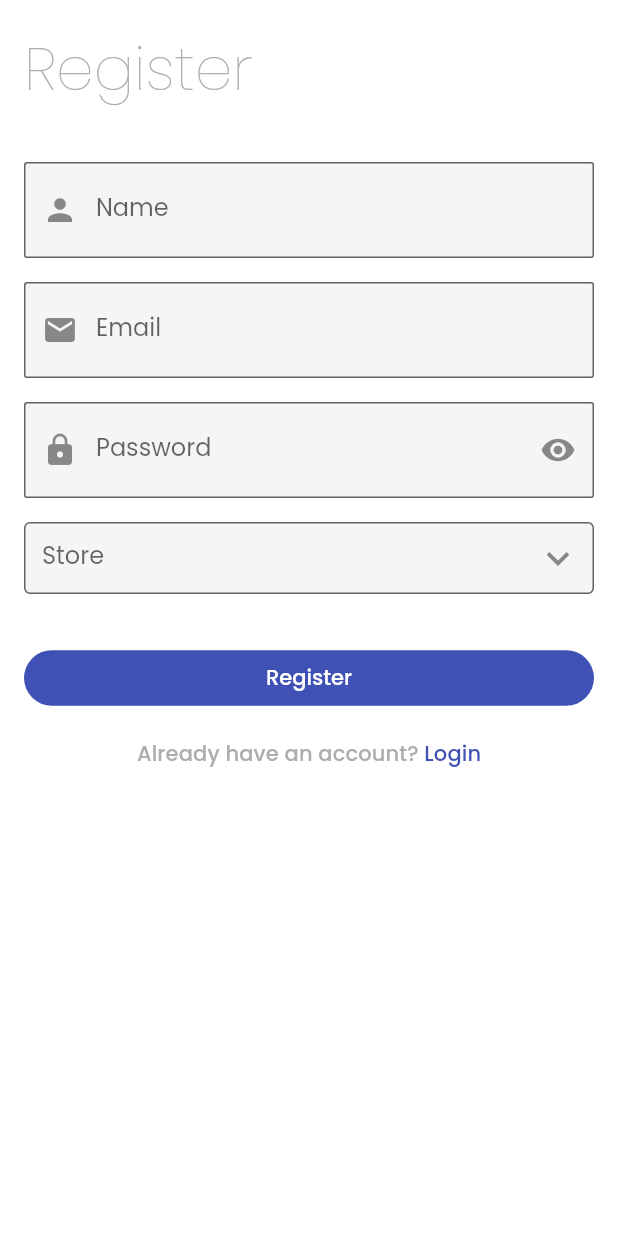
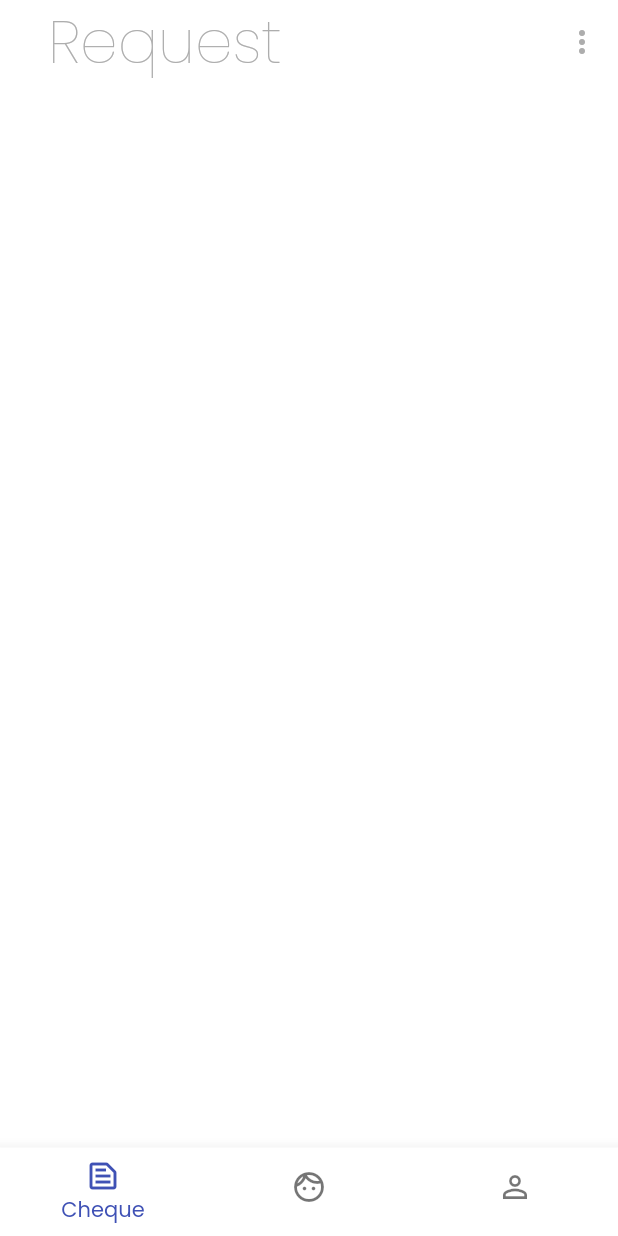
Before and after one commit to IamAKX/fastcheque, a Flutter app: the Register screen opened by its route, after a tap on "Register", on a phone screen of 412 x 824 dp. Run offline on Flutter 3.47's test engine with Material 2 defaults, Android fonts, the phone set to English and light mode, and no system bars; drawn by our look-alikes of dropdown_search; our stand-ins replace google_fonts.

Commit message:
Configured container for manager

```diff
--- a/lib/screens/common/register/register_screen.dart
+++ b/lib/screens/common/register/register_screen.dart
@@ -1,5 +1,6 @@
 import 'package:dropdown_search/dropdown_search.dart';
 import 'package:fastcheque/screens/common/login/login_screen.dart';
+import 'package:fastcheque/screens/manager/manager_home_container/manager_home_container.dart';
 import 'package:fastcheque/utils/color.dart';
 import 'package:fastcheque/utils/constants.dart';
 import 'package:fastcheque/widgets/custom_textfield.dart';
@@ -77,7 +78,10 @@ class _RegisterState extends State<Register> {
                           .button
                           ?.copyWith(color: Colors.white),
                     ),
-                    onPressed: () => null,
+                    onPressed: () => Navigator.of(context)
+                        .pushNamedAndRemoveUntil(
+                            ManagerHomeContainer.MANAGER_HOME_CONTAINER_ROUTE,
+                            (route) => false),
                   ),
                   SizedBox(
                     height: defaultPadding,
--- /dev/null
+++ b/lib/screens/manager/cheque _request/cheque_request.dart
@@ -0,0 +1,15 @@
+import 'package:flutter/material.dart';
+
+class ChequeRequest extends StatefulWidget {
+  const ChequeRequest({Key? key}) : super(key: key);
+
+  @override
+  _ChequeRequestState createState() => _ChequeRequestState();
+}
+
+class _ChequeRequestState extends State<ChequeRequest> {
+  @override
+  Widget build(BuildContext context) {
+    return Container();
+  }
+}
--- a/lib/screens/manager/manager_home_container/manager_home_container.dart
+++ b/lib/screens/manager/manager_home_container/manager_home_container.dart
@@ -1,6 +1,13 @@
+import 'package:fastcheque/screens/manager/cheque%20_request/cheque_request.dart';
+import 'package:fastcheque/screens/manager/manager_profile/manager_profile.dart';
+import 'package:fastcheque/screens/manager/staff_management/staff_management.dart';
+import 'package:fastcheque/utils/color.dart';
+import 'package:fastcheque/widgets/heading.dart';
 import 'package:flutter/material.dart';
 
 class ManagerHomeContainer extends StatefulWidget {
+  static const String MANAGER_HOME_CONTAINER_ROUTE = '/manager/home';
+
   const ManagerHomeContainer({Key? key}) : super(key: key);
 
   @override
@@ -8,8 +15,78 @@ class ManagerHomeContainer extends StatefulWidget {
 }
 
 class _ManagerHomeContainerState extends State<ManagerHomeContainer> {
+  List<BottomNavigationBarItem> bottomNavigation = [
+    BottomNavigationBarItem(
+        icon: Icon(Icons.text_snippet_outlined), label: 'Cheque'),
+    BottomNavigationBarItem(icon: Icon(Icons.face_outlined), label: 'Staff'),
+    BottomNavigationBarItem(icon: Icon(Icons.person_outline), label: 'Profile'),
+  ];
+  int _currentTabIndex = 0;
+
+  List<String> title = [
+    'Request',
+    'Staff',
+    'Profile',
+  ];
+
+  List<Widget> bodyWidgetList = [
+    ChequeRequest(),
+    StaffManagement(),
+    ManagerProfile(),
+  ];
+
   @override
   Widget build(BuildContext context) {
-    return Container();
+    return Scaffold(
+      appBar: AppBar(
+        elevation: 0.0,
+        backgroundColor: bgColor,
+        centerTitle: false,
+        actions: [
+          PopupMenuButton(
+            offset: Offset(10, 50),
+            onSelected: (value) {
+              switch (value) {
+                case 0:
+                  print('All requet');
+                  break;
+                case 1:
+                  print('Contact us');
+                  break;
+              }
+            },
+            icon: Icon(
+              Icons.more_vert,
+              color: hintColor,
+            ),
+            itemBuilder: (context) => [
+              PopupMenuItem(
+                value: 0,
+                child: Text('All Request'),
+              ),
+              PopupMenuItem(
+                value: 1,
+                child: Text('Contact Us'),
+              ),
+            ],
+          )
+        ],
+        title: Heading(
+          title: title.elementAt(_currentTabIndex),
+        ),
+      ),
+      body: bodyWidgetList.elementAt(_currentTabIndex),
+      bottomNavigationBar: BottomNavigationBar(
+        items: bottomNavigation,
+        currentIndex: _currentTabIndex,
+        showSelectedLabels: true,
+        showUnselectedLabels: false,
+        onTap: (value) {
+          setState(() {
+            _currentTabIndex = value;
+          });
+        },
+      ),
+    );
   }
 }
--- a/lib/utils/navigator.dart
+++ b/lib/utils/navigator.dart
@@ -3,6 +3,7 @@ import 'package:fastcheque/screens/common/forget_password/forget_password.dart';
 import 'package:fastcheque/screens/common/login/login_screen.dart';
 import 'package:fastcheque/screens/common/register/register_screen.dart';
 import 'package:fastcheque/screens/common/upload_signature/upload_signature.dart';
+import 'package:fastcheque/screens/manager/manager_home_container/manager_home_container.dart';
 import 'package:fastcheque/screens/staff/staff_home_container/staff_home_container.dart';
 import 'package:flutter/material.dart';
 
@@ -21,6 +22,8 @@ class NavRoute {
         return MaterialPageRoute(builder: (_) => UploadSignature());
       case ChangePassword.CHANGE_PASSWORD_ROUTE:
         return MaterialPageRoute(builder: (_) => ChangePassword());
+      case ManagerHomeContainer.MANAGER_HOME_CONTAINER_ROUTE:
+        return MaterialPageRoute(builder: (_) => ManagerHomeContainer());
 
       default:
         return _errorRoute();
```
Also changed, not shown: lib/screens/manager/manager_profile/manager_profile.dart (added, +15 -0 lines), lib/screens/manager/staff_management/staff_management.dart (added, +15 -0 lines).
